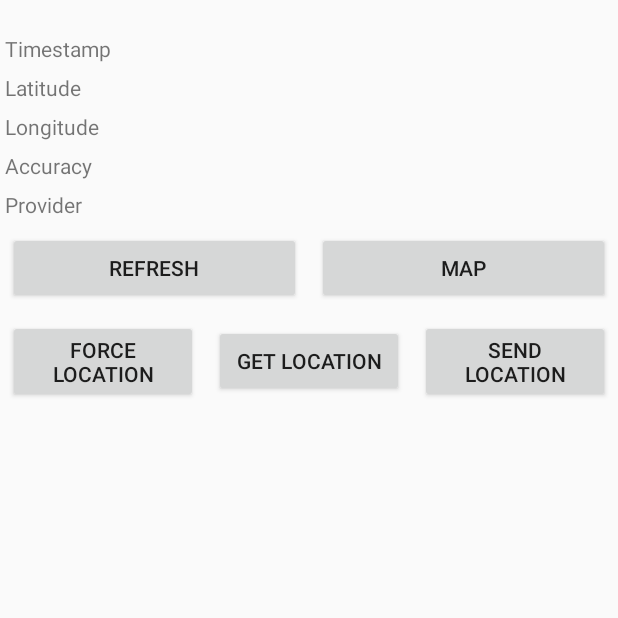
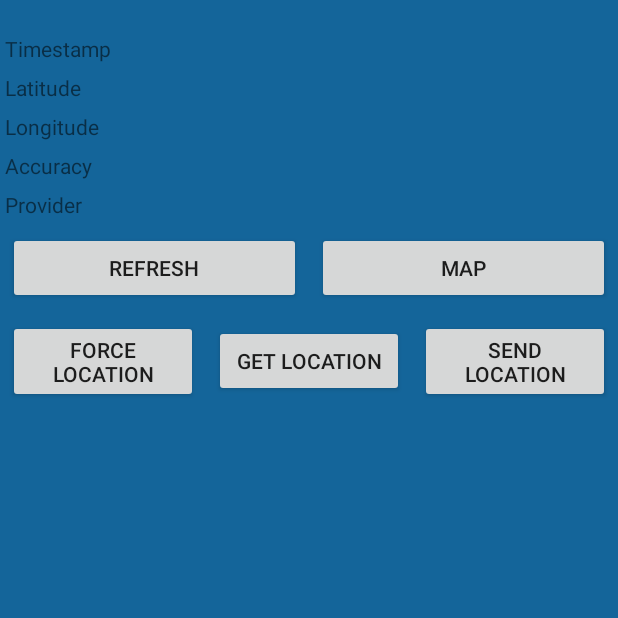
Before and after one commit to YoinkBird/chirp, an Android app: the LocationTestActivity screen opened directly, with no data from a screen before it, on a phone screen of 412 x 824 dp, the top half of it. Run offline under Robolectric (Android 15) with nearby library versions, the phone set to English and light mode, and no system bars; libraries missing offline, so code that uses them is left out: com.littlefluffytoys.littlefluffylocationlibrary; 3 statements that could not run were skipped.

Commit message:
refactor: layout experiment

```diff
--- a/Messenger/app/src/main/res/layout/activity_location.xml
+++ b/Messenger/app/src/main/res/layout/activity_location.xml
@@ -1,4 +1,11 @@
 <?xml version="1.0" encoding="utf-8"?>
+<RelativeLayout xmlns:android="http://schemas.android.com/apk/res/android"
+    xmlns:tools="http://schemas.android.com/tools"
+    android:layout_width="match_parent"
+    android:layout_height="match_parent"
+    android:paddingTop="0dp"
+    tools:context="io.chirp.messenger.LocationTestActivity"
+    android:background="@color/colorPrimaryLight">
 <LinearLayout xmlns:android="http://schemas.android.com/apk/res/android"
     android:orientation="vertical"
     android:layout_width="fill_parent"
@@ -67,3 +74,4 @@
       android:layout_height="wrap_content" android:text="Send location" />
   </LinearLayout>
 </LinearLayout>
+</RelativeLayout>
--- a/Messenger/app/src/main/res/values/strings.xml
+++ b/Messenger/app/src/main/res/values/strings.xml
@@ -1,4 +1,4 @@
 <resources>
-    <string name="app_name">Chirp Messenger</string>
+    <string name="app_name">Automatic Chirp-in</string>
     <string name="chirpButton">Chirp</string>
 </resources>
```
